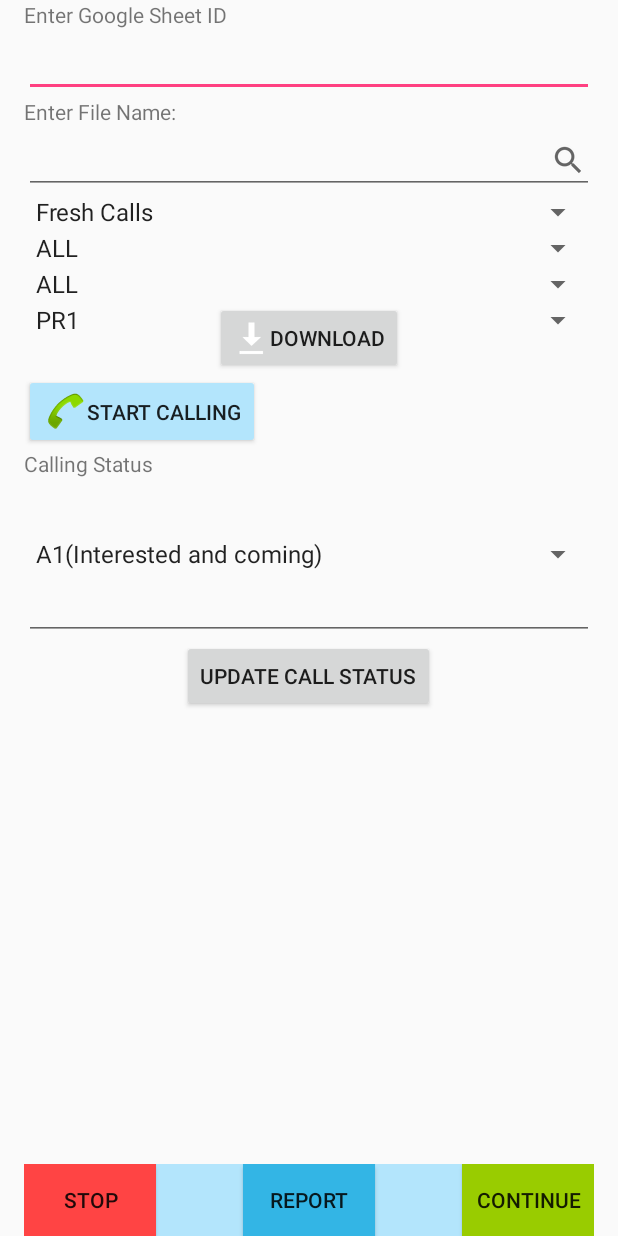
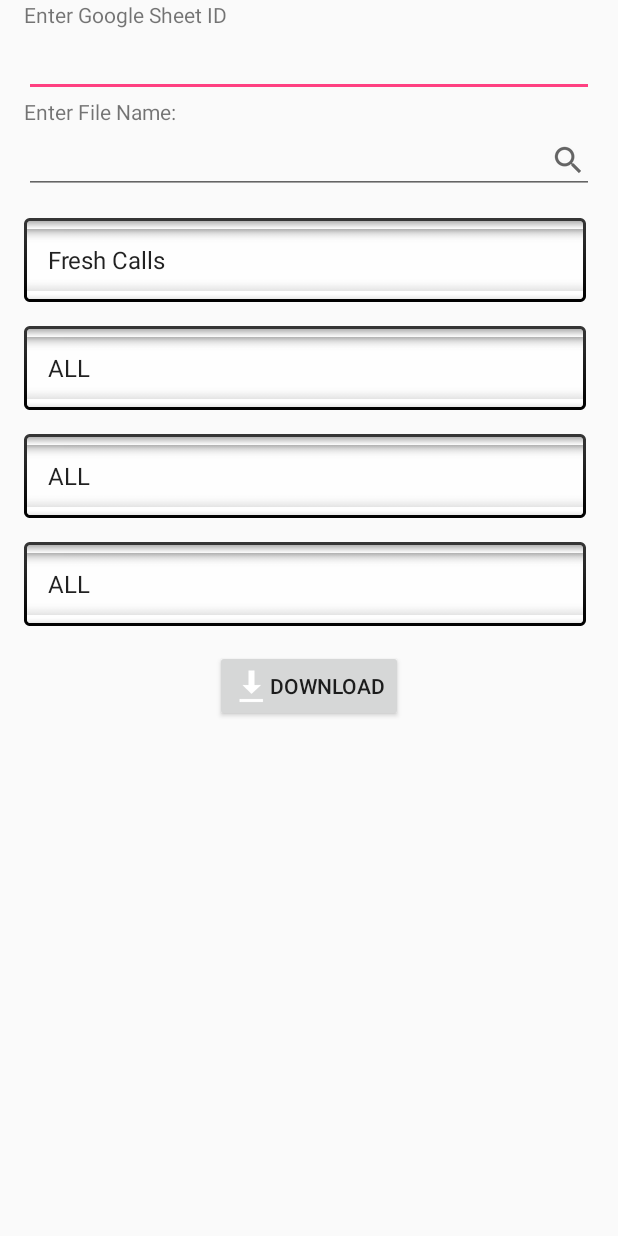
Before and after one commit to dilipkumarvignesh/folkCalling, an Android app: the screen it shows after launch (MainActivity), on a phone screen of 412 x 824 dp. Run offline under Robolectric (Android 15) with nearby library versions, the phone set to English and light mode, and no system bars.

Commit message:
Fixed Merge error; Added Spacing between dropdown

```diff
--- a/app/src/main/java/com/iskcon/pfh/folkcalling/CallStatusUpdate.java
+++ b/app/src/main/java/com/iskcon/pfh/folkcalling/CallStatusUpdate.java
@@ -165,7 +165,7 @@ public class CallStatusUpdate {
                     ids[12] = currentTime();
                     csvLine = ids[0]+","+ids[1]+","+ids[2]+","+ids[3]+","+ids[4]+","+ids[5]+
                             ","+ids[6]+","+ids[7]+","+ids[8]+","+ids[9]+","+ids[10]
-                            +","+ids[11]+","+ids[12]+","+ids[13]+ids[14];
+                            +","+ids[11]+","+ids[12]+","+ids[13]+","+ids[14];
                    // csvLine=csvLine+","+Status+","+CallResponse+","+comm+","+TodayDate+","+currentTime;
 
                     bw.write(csvLine+"\n");
--- a/app/src/main/java/com/iskcon/pfh/folkcalling/MainActivity.java
+++ b/app/src/main/java/com/iskcon/pfh/folkcalling/MainActivity.java
@@ -129,14 +129,14 @@ public class MainActivity extends AppCompatActivity implements View.OnClickListe
                 download_excel();
             }
         });
-        CallStop = (Button) findViewById(R.id.CALLSTOP);
-        UpdateCallStatus = (Button)findViewById(R.id.UpdateCallStatus);
-        CallContinue = (Button) findViewById(R.id.CALLCONTINUE);
-        CallStop.setOnClickListener(this);
-        CallContinue.setOnClickListener(this);
-        UpdateCallStatus.setOnClickListener(this);
-        Report = (Button) findViewById(R.id.REPORT);
-        Report.setOnClickListener(this);
+//        CallStop = (Button) findViewById(R.id.CALLSTOP);
+//        UpdateCallStatus = (Button)findViewById(R.id.UpdateCallStatus);
+//        CallContinue = (Button) findViewById(R.id.CALLCONTINUE);
+//        CallStop.setOnClickListener(this);
+//        CallContinue.setOnClickListener(this);
+//        UpdateCallStatus.setOnClickListener(this);
+//        Report = (Button) findViewById(R.id.REPORT);
+//        Report.setOnClickListener(this);
         lFileInput = (TextView)findViewById(R.id.LFileInput);
         SearchFile = (ImageView)findViewById(R.id.GET_FILE);
         SearchFile.setOnClickListener(this);
@@ -152,15 +152,15 @@ public class MainActivity extends AppCompatActivity implements View.OnClickListe
 //            }
 //        });
 
-        b2=(Button)findViewById(R.id.btn2);
-
-        b2.setOnClickListener(new View.OnClickListener() {
-            @Override
-            public void onClick(View v) {
+//        b2=(Button)findViewById(R.id.btn2);
 //
-                repeatCall();
-            }
-        });
+//        b2.setOnClickListener(new View.OnClickListener() {
+//            @Override
+//            public void onClick(View v) {
+////
+//                repeatCall();
+//            }
+//        });
         t1=new TextToSpeech(getApplicationContext(), new TextToSpeech.OnInitListener() {
             @Override
             public void onInit(int status) {
--- a/app/src/main/java/com/iskcon/pfh/folkcalling/Operations.java
+++ b/app/src/main/java/com/iskcon/pfh/folkcalling/Operations.java
@@ -20,6 +20,7 @@ import org.json.JSONException;
 import org.json.JSONObject;
 
 import java.util.ArrayList;
+import java.util.Locale;
 
 public class Operations extends AppCompatActivity implements View.OnClickListener {
     private static final int MY_PERMISSIONS_REQUEST_CALL = 0;
@@ -57,6 +58,14 @@ public class Operations extends AppCompatActivity implements View.OnClickListene
             public void onClick(View v) {
 //
                 repeatCall();
+            }
+        });
+        t1=new TextToSpeech(getApplicationContext(), new TextToSpeech.OnInitListener() {
+            @Override
+            public void onInit(int status) {
+                if(status != TextToSpeech.ERROR) {
+                    t1.setLanguage(Locale.ENGLISH);
+                }
             }
         });
         Callenabled = 1;
@@ -160,7 +169,7 @@ public class Operations extends AppCompatActivity implements View.OnClickListene
                 String fNumber = jNumber;
                 intent.setData(Uri.parse("tel:" + fNumber));
                 // String na = name[i];
-              //  t1.speak("Calling " + jName, TextToSpeech.QUEUE_FLUSH, null);
+               // t1.speak("Calling " + jName, TextToSpeech.QUEUE_FLUSH, null);
                 intent.setData(Uri.parse("tel:" + jNumber));
                 startActivity(intent);
 
--- a/app/src/main/res/layout/activity_main.xml
+++ b/app/src/main/res/layout/activity_main.xml
@@ -30,16 +30,18 @@
         android:layout_height="wrap_content"
         android:layout_below="@+id/txtGoogleId"
         android:text="Enter File Name:" />
+
     <RelativeLayout
         android:id="@+id/FileSelectorLayout"
         android:layout_width="wrap_content"
         android:layout_height="wrap_content"
         android:layout_below="@+id/LFileName">
+
         <EditText
             android:id="@+id/LFileInput"
             android:layout_width="fill_parent"
             android:layout_height="wrap_content"
-             />
+            android:layout_marginBottom="@dimen/list_item_spacing" />
 
         <ImageView
             android:id="@+id/GET_FILE"
@@ -59,130 +61,144 @@
         android:layout_width="match_parent"
         android:layout_height="wrap_content"
         android:layout_below="@+id/FileSelectorLayout"
+        android:layout_marginBottom="@dimen/list_item_spacing"
+        android:background="@android:drawable/spinner_background"
         android:entries="@array/array_name" />
+
     <Spinner
         android:id="@+id/updateTC"
         android:layout_width="match_parent"
         android:layout_height="wrap_content"
+
+        android:layout_alignParentStart="true"
         android:layout_below="@+id/spinner"
+        android:layout_marginBottom="@dimen/list_item_spacing"
+        android:background="@android:drawable/spinner_background"
+        android:entries="@array/set_TC" />
 
-        android:entries="@array/set_TC" />
     <Spinner
         android:id="@+id/updateDay"
         android:layout_width="match_parent"
         android:layout_height="wrap_content"
         android:layout_below="@+id/updateTC"
 
+        android:layout_marginBottom="@dimen/list_item_spacing"
+        android:background="@android:drawable/spinner_background"
         android:entries="@array/set_Day" />
+
     <Spinner
         android:id="@+id/updateProgram"
         android:layout_width="match_parent"
         android:layout_height="wrap_content"
+        android:layout_alignParentStart="true"
         android:layout_below="@+id/updateDay"
+        android:background="@android:drawable/spinner_background"
         android:entries="@array/set_Pr" />
+
     <Button
         android:id="@+id/btnDownload"
         android:layout_width="wrap_content"
         android:layout_height="wrap_content"
-        android:layout_below="@+id/updateDay"
+        android:layout_below="@+id/updateProgram"
         android:layout_centerHorizontal="true"
-        android:text="Download"
-        android:drawableLeft="@android:drawable/stat_sys_download"/>
+        android:layout_marginTop="@dimen/list_item_spacing"
+        android:drawableLeft="@android:drawable/stat_sys_download"
+        android:text="Download" />
 
-    <Button
-        android:id="@+id/btn2"
-        style="@style/Widget.AppCompat.Button"
-        android:layout_width="wrap_content"
-        android:layout_height="wrap_content"
-        android:layout_alignParentLeft="true"
-        android:layout_below="@+id/btnDownload"
+    <!--<Button-->
+    <!--android:id="@+id/btn2"-->
+    <!--style="@style/Widget.AppCompat.Button"-->
+    <!--android:layout_width="wrap_content"-->
+    <!--android:layout_height="wrap_content"-->
+    <!--android:layout_alignParentLeft="true"-->
+    <!--android:layout_below="@+id/btnDownload"-->
 
-        android:drawableLeft="@android:drawable/sym_action_call"
-        android:backgroundTint="@color/primary_light"
-        android:text="Start Calling" />
+    <!--android:drawableLeft="@android:drawable/sym_action_call"-->
+    <!--android:backgroundTint="@color/primary_light"-->
+    <!--android:text="Start Calling" />-->
 
-    <TextView
-        android:id="@+id/Status"
-        android:layout_width="fill_parent"
-        android:layout_height="wrap_content"
-        android:layout_below="@+id/btn2"
-        android:text="Calling Status" />
+    <!--<TextView-->
+    <!--android:id="@+id/Status"-->
+    <!--android:layout_width="fill_parent"-->
+    <!--android:layout_height="wrap_content"-->
+    <!--android:layout_below="@+id/btn2"-->
+    <!--android:text="Calling Status" />-->
 
-    <TextView
-        android:id="@+id/UpdatedStatus1"
-        android:layout_width="fill_parent"
-        android:layout_height="wrap_content"
-        android:layout_below="@+id/Status" />
+    <!--<TextView-->
+    <!--android:id="@+id/UpdatedStatus1"-->
+    <!--android:layout_width="fill_parent"-->
+    <!--android:layout_height="wrap_content"-->
+    <!--android:layout_below="@+id/Status" />-->
 
 
-    <RelativeLayout
-        android:layout_width="match_parent"
-        android:layout_height="wrap_content"
-        android:layout_below="@+id/UpdatedStatus1">
+    <!--<RelativeLayout-->
+    <!--android:layout_width="match_parent"-->
+    <!--android:layout_height="wrap_content"-->
+    <!--android:layout_below="@+id/UpdatedStatus1">-->
 
-        <TextView
-            android:id="@+id/txtStatus"
-            android:layout_width="wrap_content"
-            android:layout_height="wrap_content" />
+    <!--<TextView-->
+    <!--android:id="@+id/txtStatus"-->
+    <!--android:layout_width="wrap_content"-->
+    <!--android:layout_height="wrap_content" />-->
 
-        <Spinner
-            android:id="@+id/updateSpinner"
-            android:layout_width="match_parent"
-            android:layout_height="wrap_content"
-            android:layout_below="@+id/txtStatus"
+    <!--<Spinner-->
+    <!--android:id="@+id/updateSpinner"-->
+    <!--android:layout_width="match_parent"-->
+    <!--android:layout_height="wrap_content"-->
+    <!--android:layout_below="@+id/txtStatus"-->
 
-            android:entries="@array/set_status" />
+    <!--android:entries="@array/set_status" />-->
 
-        <EditText
-            android:id="@+id/CallComment"
-            android:layout_width="fill_parent"
-            android:layout_height="wrap_content"
-            android:layout_below="@+id/updateSpinner" />
+    <!--<EditText-->
+    <!--android:id="@+id/CallComment"-->
+    <!--android:layout_width="fill_parent"-->
+    <!--android:layout_height="wrap_content"-->
+    <!--android:layout_below="@+id/updateSpinner" />-->
 
 
-        <Button
-            android:id="@+id/UpdateCallStatus"
-            android:layout_width="wrap_content"
-            android:layout_height="wrap_content"
-            android:layout_below="@+id/CallComment"
-            android:layout_centerHorizontal="true"
-            android:text="Update Call Status" />
+    <!--<Button-->
+    <!--android:id="@+id/UpdateCallStatus"-->
+    <!--android:layout_width="wrap_content"-->
+    <!--android:layout_height="wrap_content"-->
+    <!--android:layout_below="@+id/CallComment"-->
+    <!--android:layout_centerHorizontal="true"-->
+    <!--android:text="Update Call Status" />-->
 
-    </RelativeLayout>
+    <!--</RelativeLayout>-->
 
-    <RelativeLayout
-        android:layout_width="match_parent"
-        android:layout_height="wrap_content"
-        android:layout_alignParentBottom="true"
-        android:background="@color/primary_light"
-        android:weightSum="1">
+    <!--<RelativeLayout-->
+    <!--android:layout_width="match_parent"-->
+    <!--android:layout_height="wrap_content"-->
+    <!--android:layout_alignParentBottom="true"-->
+    <!--android:background="@color/primary_light"-->
+    <!--android:weightSum="1">-->
 
-        <Button
-            android:id="@+id/CALLSTOP"
-            android:layout_width="wrap_content"
-            android:layout_height="wrap_content"
-            android:layout_weight="0.3"
-            android:background="@android:color/holo_red_light"
-            android:text="STOP" />
+    <!--<Button-->
+    <!--android:id="@+id/CALLSTOP"-->
+    <!--android:layout_width="wrap_content"-->
+    <!--android:layout_height="wrap_content"-->
+    <!--android:layout_weight="0.3"-->
+    <!--android:background="@android:color/holo_red_light"-->
+    <!--android:text="STOP" />-->
 
-        <Button
-            android:id="@+id/REPORT"
-            android:layout_width="wrap_content"
-            android:layout_height="wrap_content"
-            android:layout_weight="0.4"
-            android:layout_centerHorizontal="true"
-            android:background="@android:color/holo_blue_light"
-            android:text="REPORT" />
-        <Button
-            android:id="@+id/CALLCONTINUE"
-            android:layout_width="wrap_content"
-            android:layout_height="wrap_content"
-            android:layout_alignParentRight="true"
-            android:layout_weight="0.5"
+    <!--<Button-->
+    <!--android:id="@+id/REPORT"-->
+    <!--android:layout_width="wrap_content"-->
+    <!--android:layout_height="wrap_content"-->
+    <!--android:layout_weight="0.4"-->
+    <!--android:layout_centerHorizontal="true"-->
+    <!--android:background="@android:color/holo_blue_light"-->
+    <!--android:text="REPORT" />-->
+    <!--<Button-->
+    <!--android:id="@+id/CALLCONTINUE"-->
+    <!--android:layout_width="wrap_content"-->
+    <!--android:layout_height="wrap_content"-->
+    <!--android:layout_alignParentRight="true"-->
+    <!--android:layout_weight="0.5"-->
 
-            android:background="@android:color/holo_green_light"
-            android:text="CONTINUE" />
-    </RelativeLayout>
+    <!--android:background="@android:color/holo_green_light"-->
+    <!--android:text="CONTINUE" />-->
+    <!--</RelativeLayout>-->
 
 </RelativeLayout>
 
--- a/app/src/main/res/values/strings.xml
+++ b/app/src/main/res/values/strings.xml
@@ -57,6 +57,7 @@
         <item>Sunday</item>
     </string-array>
     <string-array name="set_Pr">
+        <item>ALL</item>
         <item>PR1</item>
         <item>PR2</item>
         <item>PR3</item>
```
